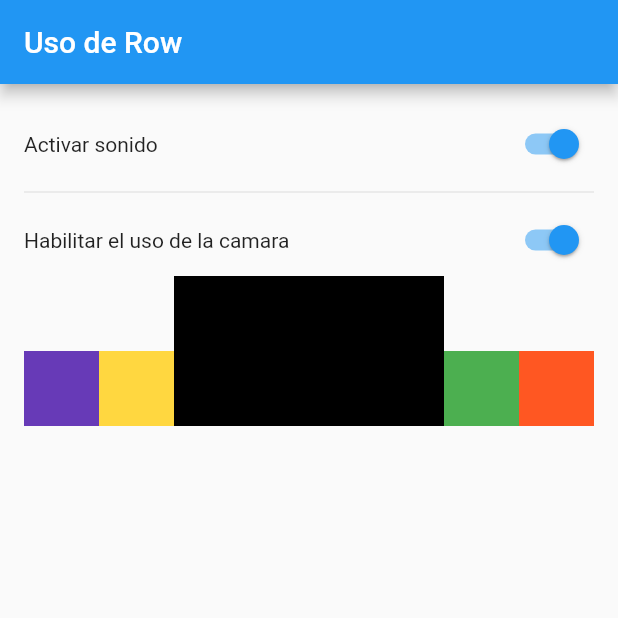
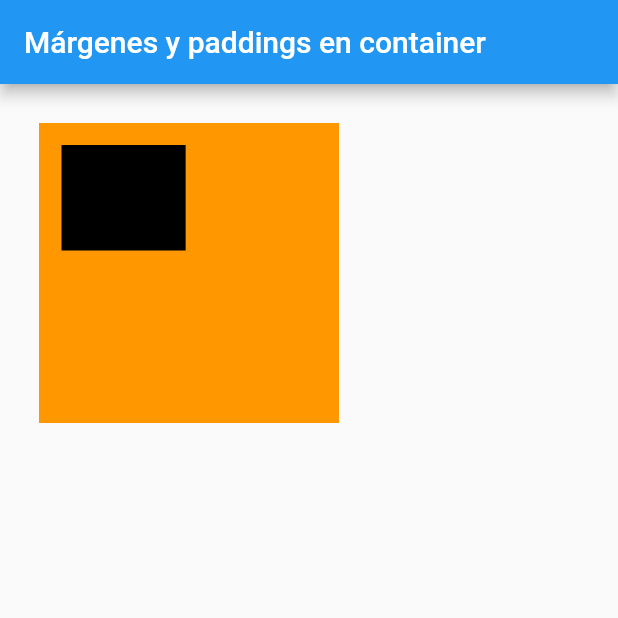
Before and after one commit to juanpa12121/flutter_myapp, a Flutter app: the screen it shows after launch, on a phone screen of 412 x 824 dp, the top half of it. Run offline on Flutter 3.47's test engine with Material 2 defaults, Android fonts, the phone set to English and light mode, and no system bars.

Commit message:
Margin and padding

```diff
--- /dev/null
+++ b/lib/21. MarginPadding.dart
@@ -0,0 +1,32 @@
+import 'package:flutter/cupertino.dart';
+import 'package:flutter/material.dart';
+
+class MarginPadding extends StatelessWidget {
+  const MarginPadding();
+
+  @override
+  Widget build(BuildContext context) {
+    return MaterialApp(
+      title: "Material App",
+      home: Scaffold(
+        appBar: AppBar(
+          title: Text("Márgenes y paddings en container"),
+        ),
+        body: Padding(
+          padding: const EdgeInsets.all(16),
+          child: Container(
+            width: 200,
+            height: 200,
+            color: Colors.orange,
+            margin: EdgeInsets.all(10),
+            padding: EdgeInsets.all(15),
+            child: Text(
+              "-----",
+              style: TextStyle(backgroundColor: Colors.black, fontSize: 60),
+            ),
+          ),
+        ),
+      ),
+    );
+  }
+}
--- a/lib/main.dart
+++ b/lib/main.dart
@@ -1,15 +1,15 @@
 import 'package:flutter/material.dart';
-import 'package:flutter_myapp/17.%20ScaffoldClass.dart';
-import 'package:flutter_myapp/18.%20AppBarClass.dart';
 import 'package:flutter_myapp/19.%20ColumnClass.dart';
 import 'package:flutter_myapp/20.%20RowClass.dart';
+import 'package:flutter_myapp/21.%20MarginPadding.dart';
 
 void main() {
   //runApp(const MyApp());
   //runApp(const ScaffoldClass());
   //runApp(const AppBarClass());
-  runApp(const ColumnClass());
-  runApp(const RowClass());
+  //runApp(const ColumnClass());
+  //runApp(const RowClass());
+  runApp(const MarginPadding());
 }
 
 class MyApp extends StatelessWidget {
```
